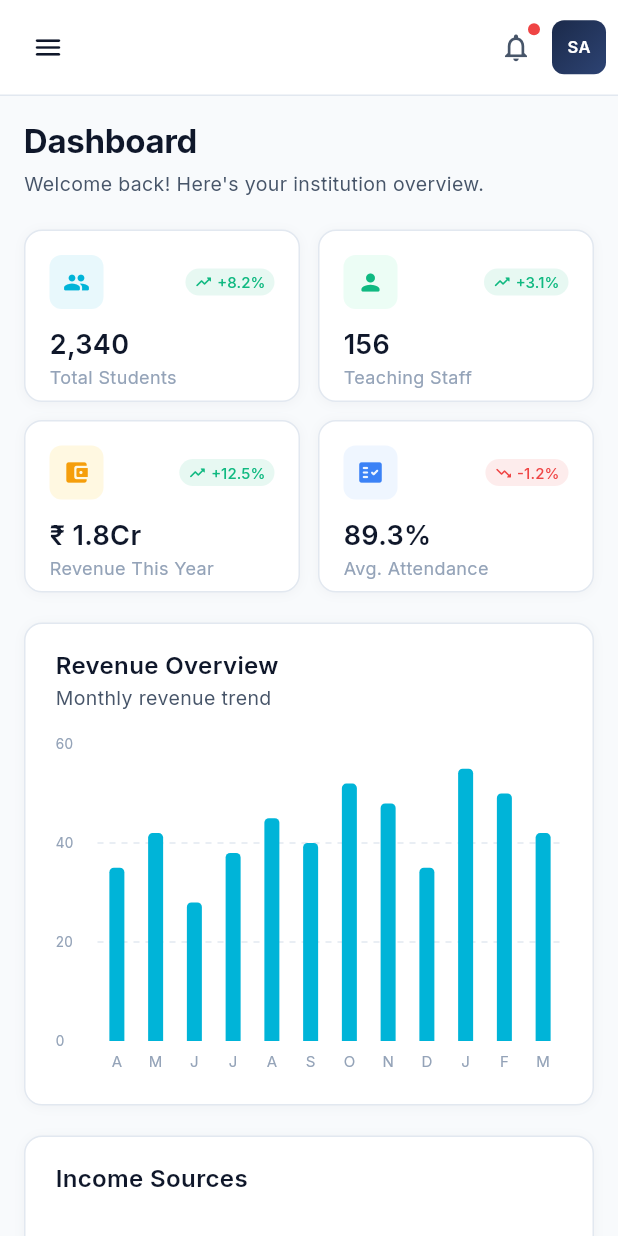
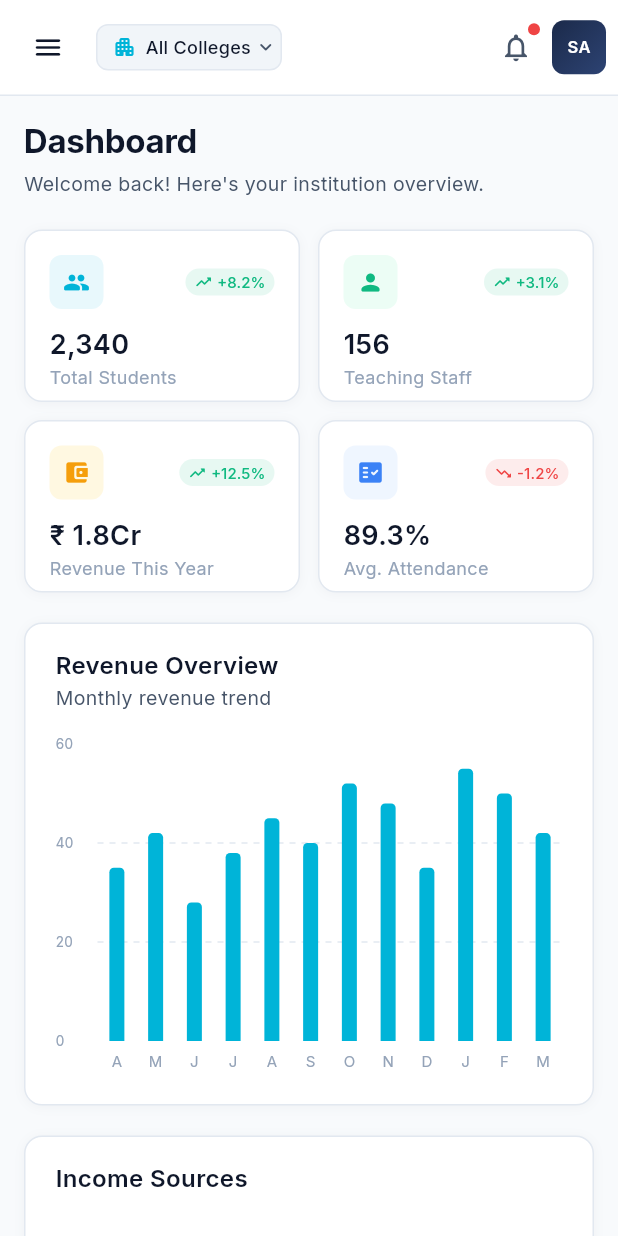
Before and after one commit to Digigit24/KUMSS-Flutter, a Flutter app: the screen it shows after launch, on a phone screen of 412 x 824 dp. Run offline on Flutter 3.47's test engine with Material 3 defaults, Android fonts, the phone set to English and light mode, and no system bars; drawn by our look-alikes of fl_chart; our stand-ins replace dio, equatable, flutter_bloc, go_router, google_fonts, shared_preferences.

Commit message:
fix: show college selector dropdown on mobile header
The college selector was hidden behind `if (!isMobile)` — now
always visible with Flexible wrapper to prevent overflow.

https://claude.ai/code/session_01NjsRmxYo5UFo59qnsxyN17

```diff
--- a/lib/app/shell/app_header.dart
+++ b/lib/app/shell/app_header.dart
@@ -37,7 +37,7 @@ class AppHeader extends StatelessWidget {
               padding: EdgeInsets.zero,
               constraints: const BoxConstraints(minWidth: 36, minHeight: 36),
             ),
-          if (!isMobile) _buildCollegeSelector(context),
+          Flexible(child: _buildCollegeSelector(context)),
           const Spacer(),
           if (!isMobile) ...[
             IconButton(
```
